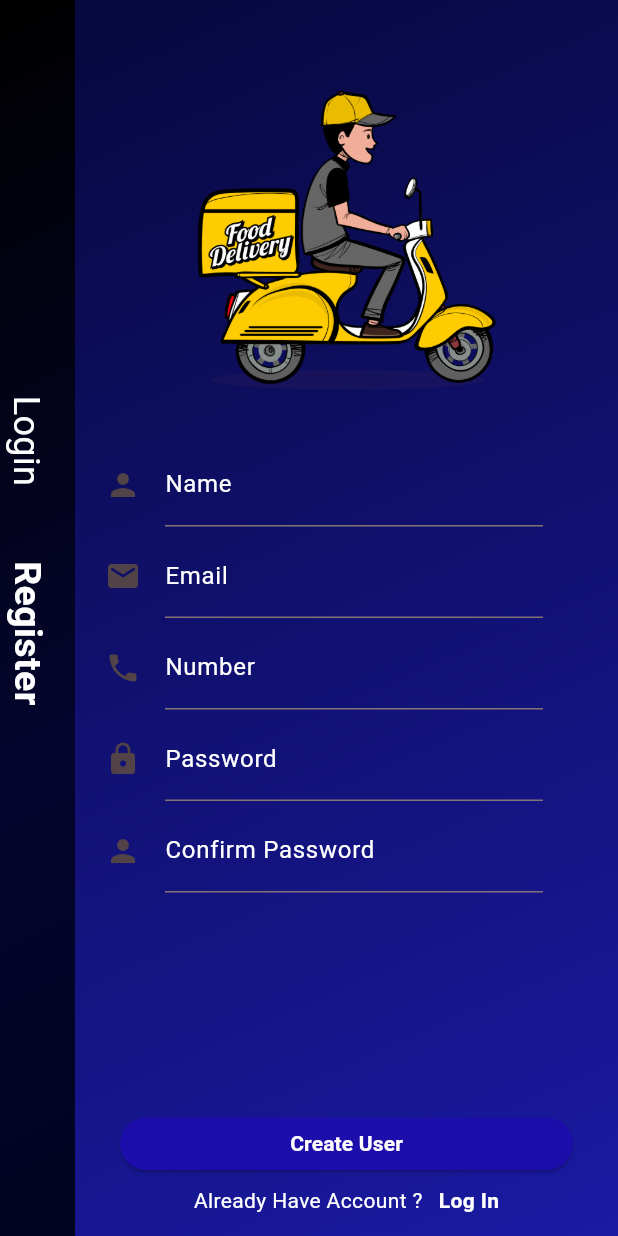
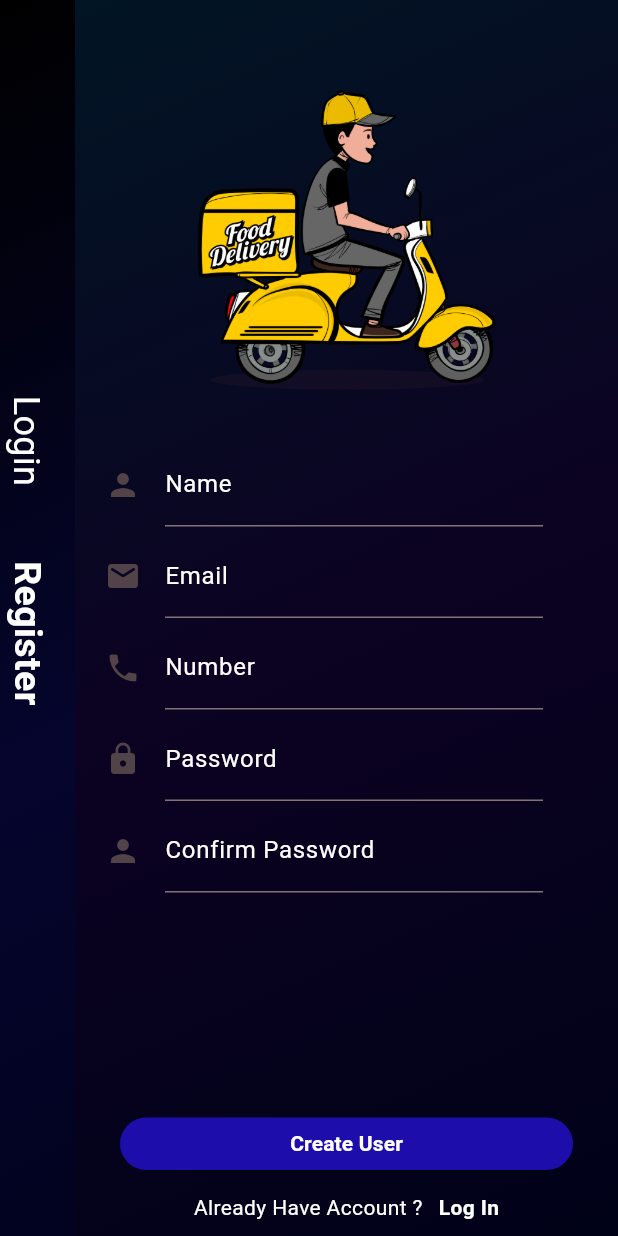
Before and after one commit to COOKSTOLO/App-de-Tipo-Uber-con-Flutter--main, a Flutter app: the Registerpage screen opened by its route, on a phone screen of 412 x 824 dp. Run offline on Flutter 3.47's test engine with Material 3 defaults, Android fonts, the phone set to English and light mode, and no system bars.

Commit message:
Flujo de login register terminado y register faltante el background photo

```diff
--- a/lib/src/presentation/Pages/Auth/register/Registercontent.dart
+++ b/lib/src/presentation/Pages/Auth/register/Registercontent.dart
@@ -29,7 +29,7 @@ class Registercontent extends StatelessWidget {
             crossAxisAlignment: CrossAxisAlignment.start,
             mainAxisAlignment: MainAxisAlignment.center,
             children: [
-              _textLoginRotated(),
+              _textLoginRotated(context),
               SizedBox(height: 50),
               _textRegisterRotated(),
               SizedBox(height: 90),
@@ -44,8 +44,9 @@ class Registercontent extends StatelessWidget {
               begin: Alignment.topLeft,
               end:Alignment.bottomRight,
               colors: [
-                Color.fromARGB(255, 7, 8, 62),
-                Color.fromARGB(255, 26, 26, 163),
+                const Color.fromARGB(255, 1, 21, 36),
+                const Color.fromARGB(255, 12, 2, 34),
+                const Color.fromARGB(255, 0, 2, 24)
               ]
             )
           ),
@@ -94,7 +95,7 @@ class Registercontent extends StatelessWidget {
                   ButtomMargin: EdgeInsets.only(top: 20),
 
                   ),
-                  SizedBox(height: 10),
+                  SizedBox(height: 15),
                   _AlreadyHaveAccount(context),
 
             ],
@@ -159,8 +160,12 @@ class Registercontent extends StatelessWidget {
     );
   }
 
-  Widget _textLoginRotated() {
-    return const RotatedBox(
+  Widget _textLoginRotated(BuildContext context) {
+    return GestureDetector(
+      onTap: () {
+        Navigator.pushNamed(context, 'Login');
+      },
+      child: const RotatedBox(
         quarterTurns: 1,
         child: Text(
           "Login",
@@ -169,6 +174,7 @@ class Registercontent extends StatelessWidget {
             color: Colors.white,
           ),
         ),
+      ),
     );
   }
 }
```
Lines whose indentation alone changed are shown as unchanged.
